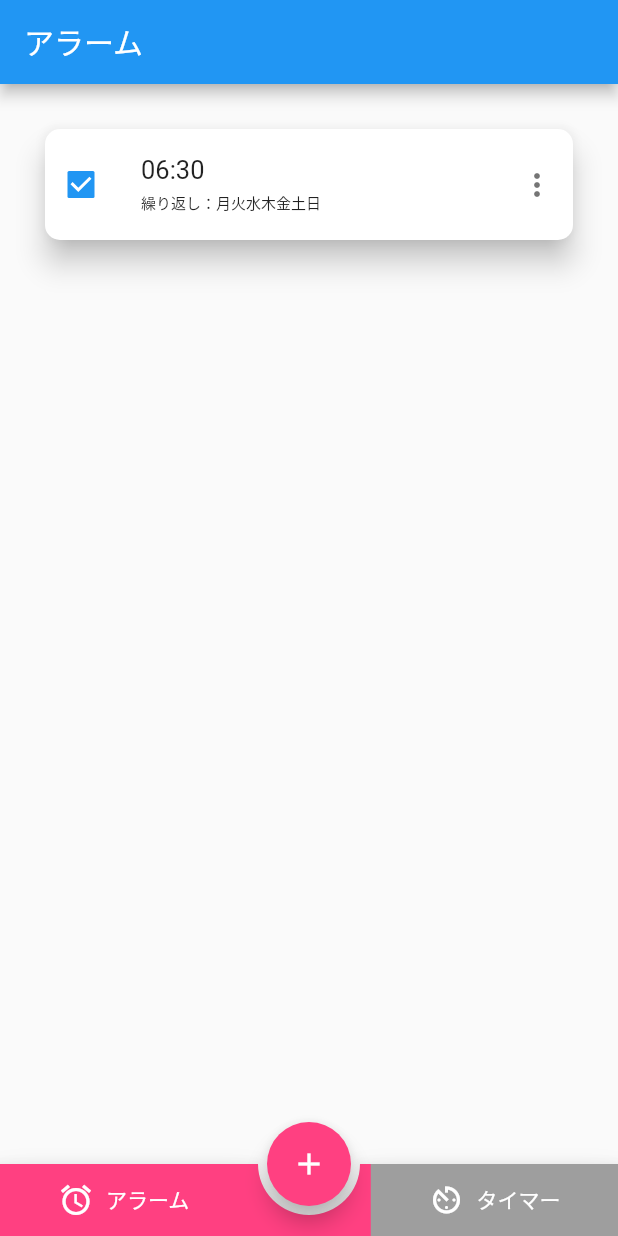
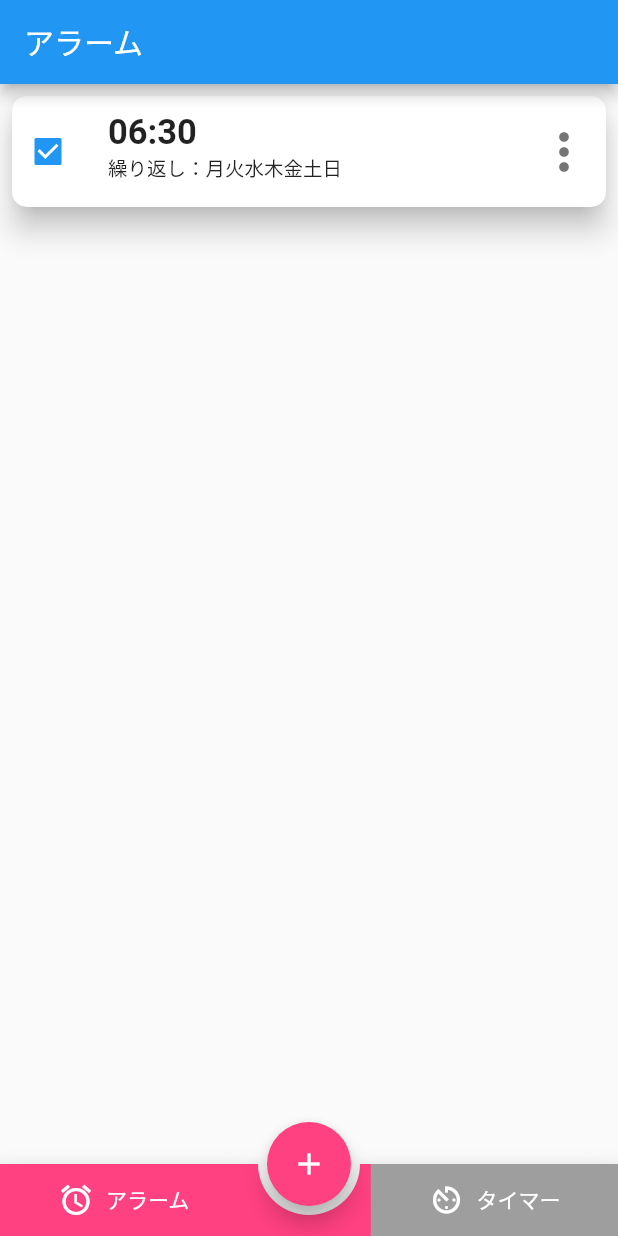
Before and after one commit to TakahitoNakayama/original_alarm, a Flutter app: the screen it shows after launch, on a phone screen of 412 x 824 dp. Run offline on Flutter 3.47's test engine with Material 2 defaults, Android fonts, the phone set to English and light mode, and no system bars; drawn by our look-alikes of dropdown_button2; our stand-ins replace hooks_riverpod.

Commit message:
ドロップダウンメニューボタンを作成

```diff
--- a/lib/alarm_route.dart
+++ b/lib/alarm_route.dart
@@ -1,4 +1,5 @@
 
+import 'package:dropdown_button2/dropdown_button2.dart';
 import 'package:flutter/material.dart';
 import 'package:flutter/src/widgets/framework.dart';
 import 'package:flutter/widgets.dart';
@@ -17,11 +18,10 @@ class AlarmPage extends HookConsumerWidget {
       body: Column(
         children: [
           SizedBox(
-            // height: 160,
             width: double.infinity,
             child: Card(
               color: Colors.white, // Card自体の色
-              margin: const EdgeInsets.all(30),
+              margin: const EdgeInsets.all(8),
               elevation: 8, // 影の離れ具合
               shadowColor: Colors.black ,// 影の色
               shape: RoundedRectangleBorder( // 枠線を変更できる
@@ -30,8 +30,8 @@ class AlarmPage extends HookConsumerWidget {
               child: InkWell(
                 onTap: () {},
                 child: ExpansionTile(
-                  tilePadding: EdgeInsets.zero,
-                  childrenPadding: EdgeInsets.all(8),
+                  tilePadding: const EdgeInsets.only(right: 8),
+                  childrenPadding: const EdgeInsets.all(8),
                   leading: Checkbox(
                     value: true,
                     onChanged: (newValue) {
@@ -39,22 +39,48 @@ class AlarmPage extends HookConsumerWidget {
                     },
                     materialTapTargetSize: MaterialTapTargetSize.padded,
                   ),
-                  trailing: IconButton(
-                    onPressed: () {  },
-                    icon: const Icon(
-                      Icons.more_vert,
+                  trailing:
+                  DropdownButtonHideUnderline(
+                    child: DropdownButton2(
+                      customButton: const Icon(
+                        Icons.more_vert,
+                        size: 40,
+                      ),
+                      customItemsIndexes: const [4],
+                        items: <String>['編集', 'コピー', '移動', '削除']
+                              .map<DropdownMenuItem<String>>((String value) {
+                            return DropdownMenuItem<String>(
+                              value: value,
+                              child: Text(value),
+                            );
+                          }).toList(),
+                      onChanged: (value) {
+
+                      },
+                      itemHeight: 70,
+                      itemPadding: const EdgeInsets.only(left: 16, right: 16),
+                      dropdownWidth: 90,
+                      dropdownPadding: const EdgeInsets.symmetric(vertical: 6),
+                      dropdownDecoration: BoxDecoration(
+                        borderRadius: BorderRadius.circular(4),
+                        color: Colors.white,
+                      ),
+                      dropdownElevation: 8,
+                      offset: const Offset(30, 0),
                     ),
                   ),
                   title: const Text(
                     '06:30',
                     style: TextStyle(
-                        fontSize: 17
+                      fontSize: 23,
+                      fontWeight: FontWeight.bold,
                     ),
                   ),
                   subtitle: const Text(
-                    '繰り返し：月火水木金土日',
+                    '繰り返し：'
+                    '月火水木金土日',
                     style: TextStyle(
-                        fontSize: 10
+                        fontSize: 13
                     ),
                   ),
                   onExpansionChanged: (bool changed) {
--- a/pubspec.yaml
+++ b/pubspec.yaml
@@ -37,6 +37,7 @@ dependencies:
   # The following adds the Cupertino Icons font to your application.
   # Use with the CupertinoIcons class for iOS style icons.
   cupertino_icons: ^1.0.2
+  dropdown_button2: ^1.7.2
 
 dev_dependencies:
   flutter_test:
```
Also changed, not shown: pubspec.lock.
